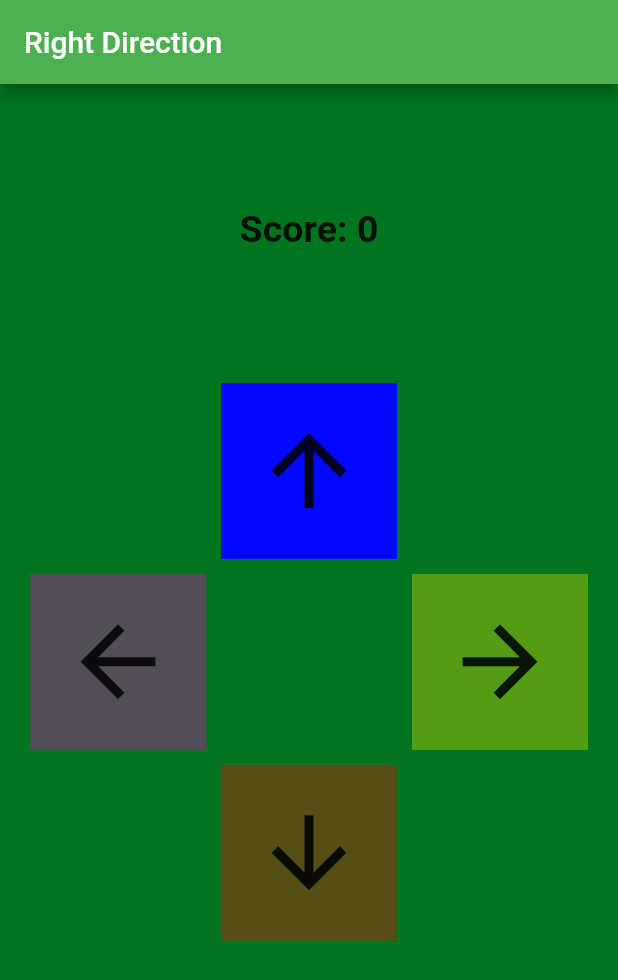
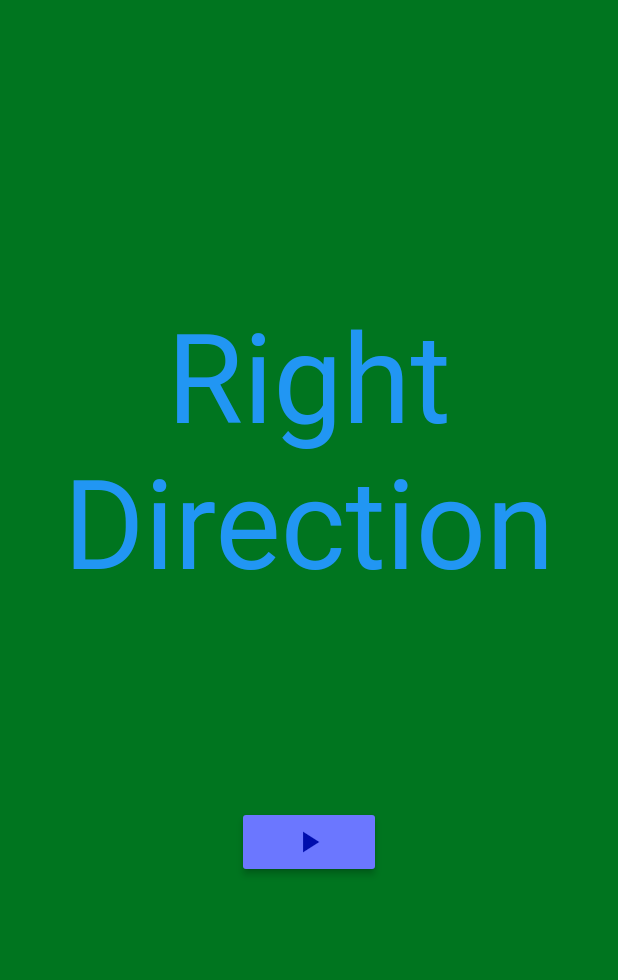
Before and after one commit to Jan-Gehbauer/Right_Direction, a Flutter app: the screen it shows after launch, on a phone screen of 412 x 824 dp. Shown: the top 980 px of the screen. Run offline on Flutter 3.47's test engine with Material 2 defaults, Android fonts, the phone set to English and light mode, and no system bars; our stand-ins replace sensors, vibration.

Commit message:
Complete program

```diff
--- a/lib/main.dart
+++ b/lib/main.dart
@@ -1,6 +1,6 @@
 import 'package:flutter/material.dart';
+import 'package:right_direction/pages/StartPage.dart';
 import 'package:scoped_model/scoped_model.dart';
-import 'package:right_direction/pages/GamePage.dart';
 import 'package:right_direction/model/GameLogic.dart';
 
 void main() {
@@ -39,7 +39,7 @@ class _RightDirectionAppState extends State<RightDirectionApp> {
             theme: ThemeData(
                 primarySwatch: Colors.green
             ),
-            home: GamePage()
+            home: StartPage(gameLogic)
         )
     );
   }
--- a/lib/model/GameLogic.dart
+++ b/lib/model/GameLogic.dart
@@ -3,17 +3,24 @@ import 'package:right_direction/model/SpiritLevelViewModel.dart';
 import 'dart:async';
 import 'dart:math';
 import 'package:right_direction/model/Direction.dart';
+import 'package:vibration/vibration.dart';
 
 class GameLogic extends Model {
 
   int score;
+  int counter;
+
   Direction direction;
   Timer timer;
   SpiritLevelViewModel spiritLevelViewModel;
 
-  GameLogic() {
+  var timeout = const Duration(seconds: 3);
+  var ms = const Duration(milliseconds: 1);
+
+  void start() {
 
     score = 0;
+    counter = 0;
 
     spiritLevelViewModel = SpiritLevelViewModel();
     spiritLevelViewModel.gameLogic = this;
@@ -21,41 +28,48 @@ class GameLogic extends Model {
     startTimeout(1000);
   }
 
-  int counter = 0;
-
-  var timeout = const Duration(seconds: 3);
-  var ms = const Duration(milliseconds: 1);
-
   startTimeout([int milliseconds]) {
 
     var duration = milliseconds == null ? timeout : ms * milliseconds;
-    return new Timer(duration, roundTimedOut);
+    return timer = new Timer(duration, roundTimedOut);
   }
 
   void movementDetected(Direction direction) {
 
+    if (counter < 25) {
       if (direction == this.direction) {
         score ++;
 
+        if (counter < 25) {
           changeDirection();
 
-      if (counter < 10) {
+          counter ++;
+
+          timer.cancel();
+
           startTimeout(1000);
         } else {
+          Vibration.vibrate(duration: 500);
+
           return;
+        }
       }
     }
   }
 
   void roundTimedOut() {
 
+    if (counter < 25) {
       changeDirection();
 
-    if (counter < 10) {
       counter ++;
+
+      timer.cancel();
 
       startTimeout(1000);
     } else {
+      Vibration.vibrate(duration: 500);
+
       return;
     }
   }
--- /dev/null
+++ b/lib/pages/StartPage.dart
@@ -0,0 +1,50 @@
+import 'package:flutter/cupertino.dart';
+import 'package:flutter/material.dart';
+import 'package:right_direction/model/GameLogic.dart';
+import 'package:right_direction/pages/GamePage.dart';
+
+class StartPage extends StatelessWidget {
+
+  GameLogic gameLogic;
+
+  StartPage(this.gameLogic);
+
+  @override
+  Widget build(BuildContext context) {
+
+    return Scaffold(
+        backgroundColor: Color(0xff00751f),
+        body: Center(
+          child: Column(
+            children: <Widget>[
+              Container(
+                height: MediaQuery.of(context).size.width / 2,
+              ),
+              Text(
+                "Right Direction",
+                textAlign: TextAlign.center,
+                style: new TextStyle(
+                  fontSize: MediaQuery.of(context).size.width / 5,
+                  color: Colors.blue,
+                ),
+              ),
+              Container(
+                height: MediaQuery.of(context).size.width / 3,
+              ),
+              RaisedButton(
+                child: Icon(Icons.play_arrow),
+                textColor: Color(0xff000ead),
+                color: Color(0xff6b77ff),
+                onPressed: () {
+                  Navigator.push(
+                    context,
+                    MaterialPageRoute(builder: (context) => GamePage(gameLogic)),
+                  );
+                }
+              )
+            ],
+          )
+        ),
+    );
+  }
+}
--- a/pubspec.yaml
+++ b/pubspec.yaml
@@ -25,6 +25,7 @@ dependencies:
     sdk: flutter
   sensors: ^0.4.2+2
   scoped_model: ^1.0.1
+  vibration: ^1.4.0
 
 
   # The following adds the Cupertino Icons font to your application.
```
Also changed, not shown: lib/pages/GamePage.dart (+10 -1 lines), pubspec.lock. Lines whose indentation alone changed are shown as unchanged.
